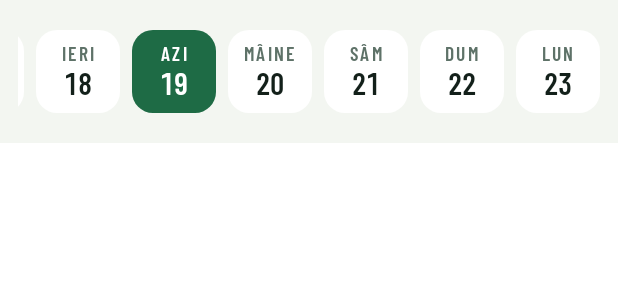
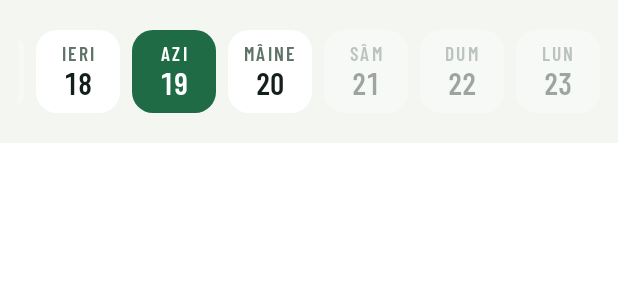
Before and after one commit to mitanu04/FotbalApp, an Android app built with Jetpack Compose: the @Preview function DateChipsRowPreview, on a phone screen of 412 x 824 dp. Shown: the top 300 px of the screen. Run offline under Robolectric (Android 15) with nearby library versions, the phone set to English and light mode, and no system bars; pictures from the network do not load; Roboto replaces fonts that are not available here.

Commit message:
Fix 5: days outside the free API plan are disabled in Explorează
- AppTime.FREE_PLAN_DATE_WINDOW (-1..1 = yesterday..tomorrow): one place to widen
  when moving to the Pro plan; repository and UI both read it
- Explorează uses DateChipsRow (short day on top, number below); days outside the
  window are dimmed (alpha 0.38, semantics disabled) and cannot be selected; tapping
  one shows a short snackbar 'Disponibil cu planul complet API-Football'
- No request is made for those days (ViewModel ignores them; verified in Logcat)
- Selected chip uses the theme accent (gold in dark, grass green in light)

```diff
--- a/app/src/main/java/ro/fluierulfinal/ui/components/DateChipsRow.kt
+++ b/app/src/main/java/ro/fluierulfinal/ui/components/DateChipsRow.kt
@@ -17,7 +17,10 @@ import androidx.compose.runtime.Composable
 import androidx.compose.runtime.LaunchedEffect
 import androidx.compose.ui.Alignment
 import androidx.compose.ui.Modifier
+import androidx.compose.ui.draw.alpha
 import androidx.compose.ui.draw.clip
+import androidx.compose.ui.semantics.disabled
+import androidx.compose.ui.semantics.semantics
 import androidx.compose.ui.semantics.Role
 import androidx.compose.ui.unit.dp
 import ro.fluierulfinal.ui.theme.Spacing
@@ -27,11 +30,21 @@ import java.time.LocalDate
 private val WEEKDAYS = listOf("LUN", "MAR", "MIE", "JOI", "VIN", "SÂM", "DUM")
 
 /**
- * Day picker for Explorează: "Ieri", "Azi", "Mâine", then weekday + day number.
+ * Day picker for Explorează: short day name on top ("IERI", "AZI", "MÂINE", "SÂM"...), day number below.
  * The selected day is filled with the accent; the list starts scrolled to "Azi".
+ * Days for which [isEnabled] is false are dimmed and cannot be selected; tapping one calls [onDisabledClick]
+ * (e.g. to explain that the free API plan does not cover it).
  */
 @Composable
-fun DateChipsRow(days: List<LocalDate>, selected: LocalDate, today: LocalDate, onSelect: (LocalDate) -> Unit, modifier: Modifier = Modifier) {
+fun DateChipsRow(
+    days: List<LocalDate>,
+    selected: LocalDate,
+    today: LocalDate,
+    onSelect: (LocalDate) -> Unit,
+    modifier: Modifier = Modifier,
+    isEnabled: (LocalDate) -> Boolean = { true },
+    onDisabledClick: (LocalDate) -> Unit = {},
+) {
     val listState = rememberLazyListState()
     LaunchedEffect(Unit) { listState.scrollToItem((days.indexOf(today) - 1).coerceAtLeast(0)) }
     LazyRow(
@@ -40,12 +53,15 @@ fun DateChipsRow(days: List<LocalDate>, selected: LocalDate, today: LocalDate, o
         contentPadding = PaddingValues(horizontal = Spacing.md, vertical = Spacing.sm),
         horizontalArrangement = Arrangement.spacedBy(Spacing.sm),
     ) {
-        items(days) { day -> DateChip(day, today, day == selected) { onSelect(day) } }
+        items(days) { day ->
+            val enabled = isEnabled(day)
+            DateChip(day, today, day == selected, enabled) { if (enabled) onSelect(day) else onDisabledClick(day) }
+        }
     }
 }
 
 @Composable
-private fun DateChip(day: LocalDate, today: LocalDate, selected: Boolean, onClick: () -> Unit) {
+private fun DateChip(day: LocalDate, today: LocalDate, selected: Boolean, enabled: Boolean, onClick: () -> Unit) {
     val colors = MaterialTheme.colorScheme
     val (top, bottom) = when (day) {
         today -> "AZI" to "${day.dayOfMonth}"
@@ -59,8 +75,10 @@ private fun DateChip(day: LocalDate, today: LocalDate, selected: Boolean, onClic
     val fg2 = if (selected) colors.onPrimary else colors.onSurfaceVariant
     Column(
         horizontalAlignment = Alignment.CenterHorizontally,
-        modifier = Modifier.width(56.dp).clip(RoundedCornerShape(14.dp)).background(bg)
-            .clickable(role = Role.Tab, onClick = onClick).padding(vertical = Spacing.sm),
+        modifier = Modifier.width(56.dp).alpha(if (enabled) 1f else 0.38f).clip(RoundedCornerShape(14.dp)).background(bg)
+            .clickable(role = Role.Tab, onClickLabel = if (enabled) null else "Indisponibil", onClick = onClick)
+            .semantics { if (!enabled) disabled() }
+            .padding(vertical = Spacing.sm),
     ) {
         Text(top, style = MaterialTheme.scoreType.leagueHeader, color = fg2)
         Text(bottom, style = MaterialTheme.scoreType.scoreList, color = fg)
@@ -72,6 +90,7 @@ private fun DateChip(day: LocalDate, today: LocalDate, selected: Boolean, onClic
 private fun DateChipsRowPreview() {
     val today = LocalDate.of(2026, 11, 19)
     PreviewSurface(androidx.compose.foundation.isSystemInDarkTheme()) {
-        DateChipsRow((-3..4).map { today.plusDays(it.toLong()) }, selected = today, today = today, onSelect = {})
+        DateChipsRow((-3..4).map { today.plusDays(it.toLong()) }, selected = today, today = today, onSelect = {},
+            isEnabled = { kotlin.math.abs(it.toEpochDay() - today.toEpochDay()) <= 1 })
     }
 }
--- a/app/src/main/java/ro/fluierulfinal/ui/explore/ExploreViewModels.kt
+++ b/app/src/main/java/ro/fluierulfinal/ui/explore/ExploreViewModels.kt
@@ -98,8 +98,11 @@ class ExploreLeagueViewModel @Inject constructor(
         load()
     }
 
+    /** False for days outside FREE_PLAN_DATE_WINDOW: their chips are disabled and never trigger a request. */
+    fun isDayAvailable(day: LocalDate): Boolean = AppTime.isInFreePlanWindow(day, _state.value.today)
+
     fun selectDay(day: LocalDate) {
-        if (day == _state.value.selectedDay) return
+        if (day == _state.value.selectedDay || !isDayAvailable(day)) return
         _state.update { it.copy(selectedDay = day) }
         load()
     }
```
Also changed, not shown: app/src/main/java/ro/fluierulfinal/domain/model/AppTime.kt (+11 -5 lines), app/src/main/java/ro/fluierulfinal/ui/explore/ExploreScreens.kt (+17 -31 lines).
